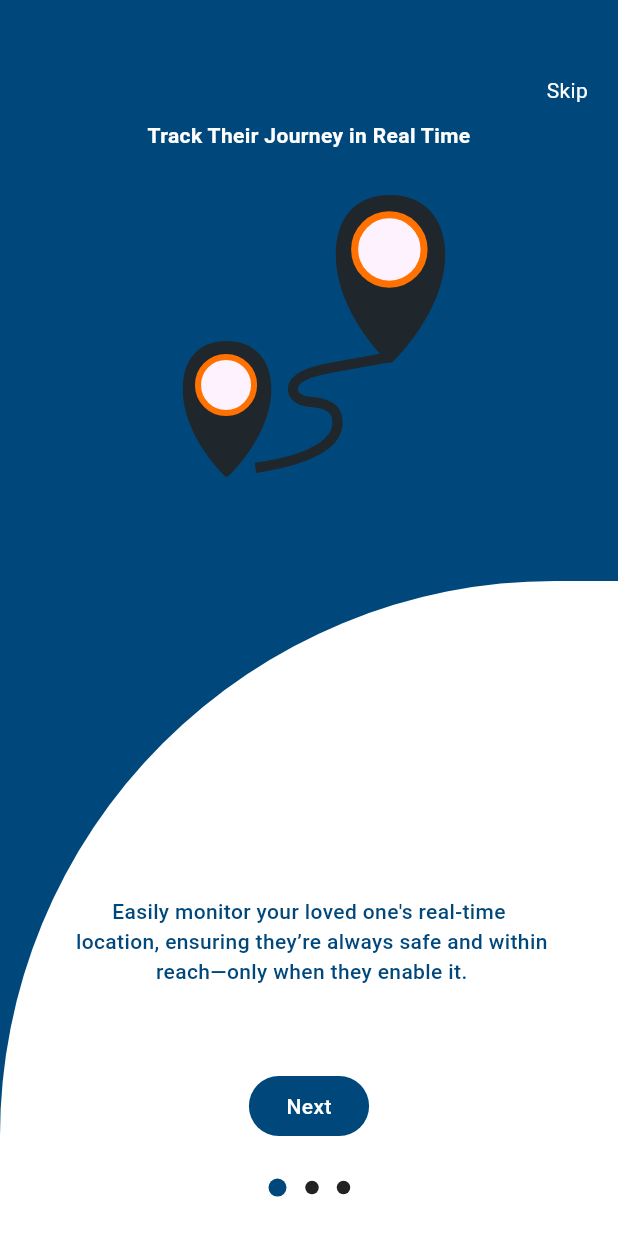
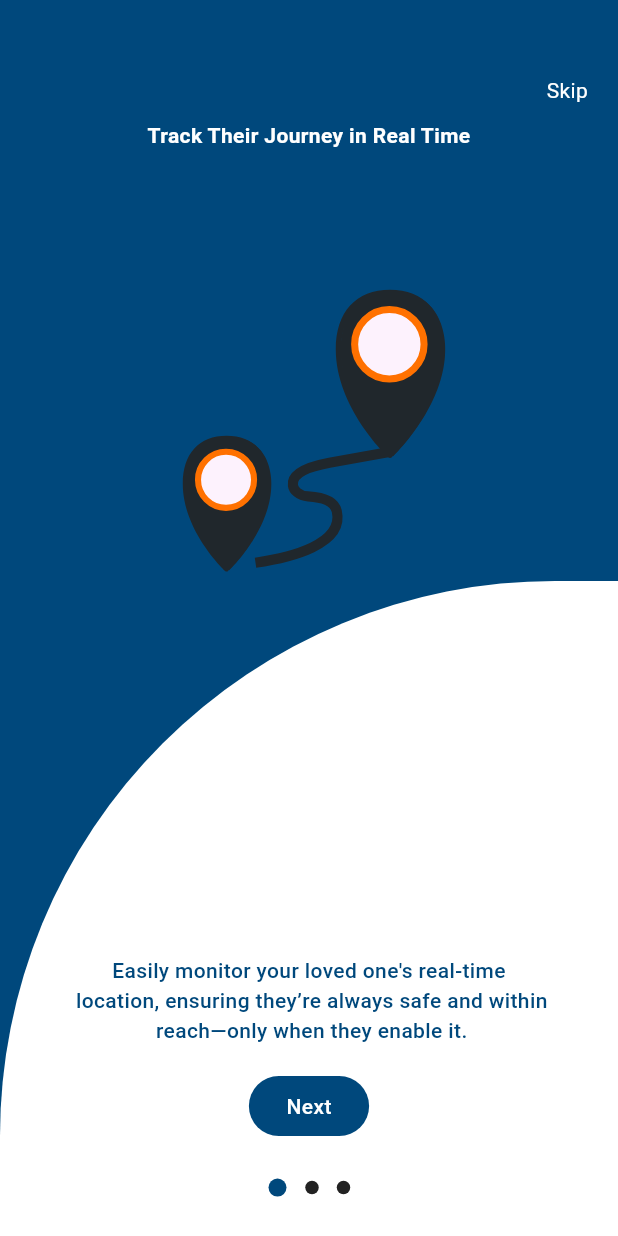
Before and after one commit to aymanaboelela/sight-mata-app-Fluttter-Ai, a Flutter app: the screen it shows after launch, on a phone screen of 412 x 824 dp. Run offline on Flutter 3.47's test engine with Material 3 defaults, Android fonts, the phone set to English and light mode, and no system bars; drawn by our look-alikes of dots_indicator, lottie; our stand-ins replace animate_do, bloc, camera, curved_navigation_bar, flutter_bloc, flutter_screenutil and 10 more; accounts and stored records are empty; Roboto replaces fonts that are missing (Cairo); project files that could hold a hidden picture were left out.

Commit message:
update AndroidManifest.xml with additional permissions and improve splash and onboarding views layout

```diff
--- a/lib/presentation/screens/on_bording_view.dart
+++ b/lib/presentation/screens/on_bording_view.dart
@@ -26,7 +26,6 @@ class _OnBordingViewState extends State<OnBordingView> {
   @override
   void dispose() {
     _pageController1.dispose();
-
     super.dispose();
   }
 
@@ -48,20 +47,17 @@ class _OnBordingViewState extends State<OnBordingView> {
                     CacheData.setData(
                         key: AppCacheData.isOnBordingFinshed, value: true);
                     GoRouter.of(context).pushReplacement(AppRouter.kLoginView);
-                    // _pageController1.jumpToPage(2);
-                    // _pageController2.jumpToPage(2);
-                    // _pageController3.jumpToPage(2);
                   },
                   child: const Text(
                     "Skip",
                     style: TextStyle(color: AppColors.white),
                   ),
                 ),
-                SizedBox(
-                  height: 10.h,
-                ),
-                Expanded(
+                SizedBox(height: 10.h),
+                Flexible(
                   child: PageView(
+                    scrollDirection: Axis.horizontal,
+                    physics: const BouncingScrollPhysics(),
                     controller: _pageController1,
                     onPageChanged: (index) {
                       setState(() {
@@ -85,20 +81,18 @@ class _OnBordingViewState extends State<OnBordingView> {
                         heading: "Immediate Alerts When It Matters Most",
                         image: AppAssets.onbording3,
                         subHeading:
-                            "If your loved one is in danger,\n they can send an emergency alert with their location\n and a pre-set message directly to you.",
+                            "If your loved one is in danger,\n they can send an emergency alert with their location and a pre-set message directly to you.",
                       ),
                       CustomOnpordingPageView(
                         heading: "Welcome to Sight Mate!",
                         image: AppAssets.onbording4,
                         subHeading:
-                            "take care of your loved ones and\n get some peace of mind",
+                            "Take care of your loved ones and\n get some peace of mind.",
                       ),
-
-                      //
                       CustomOnpordingPageView(
                         heading: "Identify Your Surroundings",
                         subHeading:
-                            "Point your phone at objects,\n and Sight Mate will describe them to you.\n This helps you know what’s around you",
+                            "\n\nPoint your phone at objects,\n and Sight Mate will describe them to you.\n This helps you know what’s around you.",
                       ),
                       CustomOnpordingPageView(
                         heading: "Safety First",
@@ -108,12 +102,12 @@ class _OnBordingViewState extends State<OnBordingView> {
                       CustomOnpordingPageView(
                         heading: "Your Privacy is Our Priority",
                         subHeading:
-                            "At Sight Mate, we are committed to protecting\nyour privacy.Your location will only be shared with trusted contacts and only with \nyour permission.",
+                            "At Sight Mate, we are committed to protecting\nyour privacy. Your location will only be shared with trusted contacts and only with \nyour permission.",
                       ),
                       CustomOnpordingPageView(
                         heading: "Your Guide Starts Here",
                         subHeading:
-                            "\ntake care of your loved ones and\n get some peace of mind",
+                            "Take care of your loved ones and\n get some peace of mind.  ",
                       ),
                     ],
                   ),
@@ -139,9 +133,7 @@ class _OnBordingViewState extends State<OnBordingView> {
                     },
                   ),
                 ),
-                SizedBox(
-                  height: 22.h,
-                ),
+                SizedBox(height: 22.h),
                 if (_currentPage < 3)
                   Center(child: OnBordingDots(index: _currentPage.clamp(0, 2))),
                 if (_currentPage > 3 && _currentPage < 6)
@@ -173,43 +165,43 @@ class _OnBordingViewState extends State<OnBordingView> {
 }
 
 class CustomOnpordingPageView extends StatelessWidget {
-  const CustomOnpordingPageView(
-      {super.key, this.heading, this.subHeading, this.image});
+  const CustomOnpordingPageView({
+    super.key,
+    this.heading,
+    this.subHeading,
+    this.image,
+  });
+
   final String? heading, subHeading, image;
 
   @override
   Widget build(BuildContext context) {
-    return image != null
-        ? Column(
+    return Container(
+      // استخدام Container لمنع مشاكل ParentDataWidget
+      padding: EdgeInsets.symmetric(horizontal: 20.w),
+      child: Column(
+        mainAxisAlignment: MainAxisAlignment.center,
         children: [
+          image == null ? Spacer() : SizedBox(),
+
           Text(
             heading!,
             style: const TextStyle(
                 color: AppColors.white, fontWeight: FontWeight.w600),
             textAlign: TextAlign.center,
           ),
-              SizedBox(height: 20.h),
-              SizedBox(height: 200.h, child: LottieBuilder.asset(image!)),
-              SizedBox(height: 270.h),
-              Text(subHeading!,
-                  textAlign: TextAlign.center,
-                  style: const TextStyle(
-                      color: AppColors.primaryBlueColor,
-                      fontWeight: FontWeight.w500)),
-            ],
-          )
-        : Column(
-            children: [
-              SizedBox(height: 120.h),
-              Text(
-                heading!,
-                style: const TextStyle(
-                    color: AppColors.white,
-                    fontWeight: FontWeight.w900,
-                    fontSize: 20),
-                textAlign: TextAlign.center,
+          const Spacer(
+            flex: 1,
           ),
-              SizedBox(height: 362.h),
+          if (image != null)
+            Container(
+              height: 200.h,
+              child: Lottie.asset(image!),
+            ),
+          const Spacer(
+            flex: 3,
+          ),
+          if (subHeading != null)
             Text(
               subHeading!,
               textAlign: TextAlign.center,
@@ -217,7 +209,12 @@ class CustomOnpordingPageView extends StatelessWidget {
                   color: AppColors.primaryBlueColor,
                   fontWeight: FontWeight.w500),
             ),
+          SizedBox(height: 20.h),
+          // const Spacer(
+          //   flex: 1,
+          // ),
         ],
+      ),
     );
   }
 }
--- a/lib/presentation/screens/splash_view.dart
+++ b/lib/presentation/screens/splash_view.dart
@@ -79,6 +79,7 @@ class _SplashViewbodyState extends State<SplashViewbody>
   /// Navigates to the correct screen after 3 seconds
   void _goToNewScreen() {
     Future.delayed(const Duration(seconds: 3), () {
+      // CacheData.clearData(clearData: true);
       final session = Supabase.instance.client.auth.currentSession;
       if (_hasSeenOnboarding == false) {
         GoRouter.of(context).pushReplacement(AppRouter.kOnBoardingView);
```
Also changed, not shown: 1 other file. Lines whose indentation alone changed are shown as unchanged.
